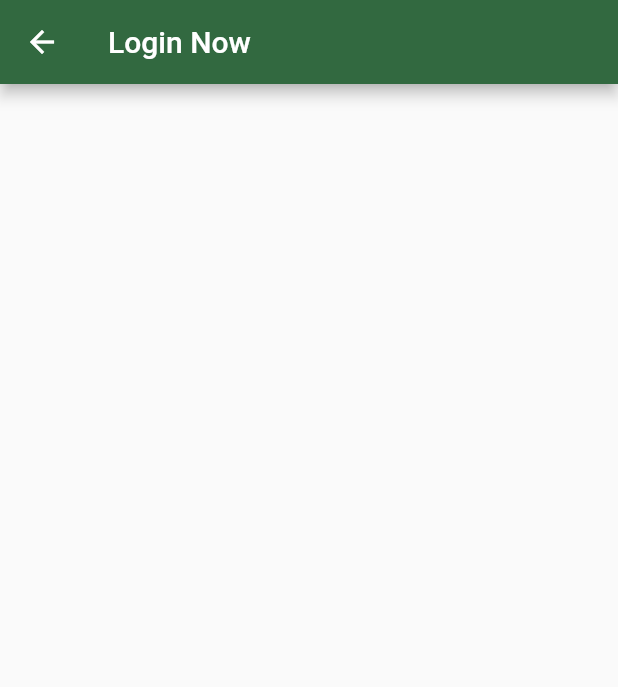
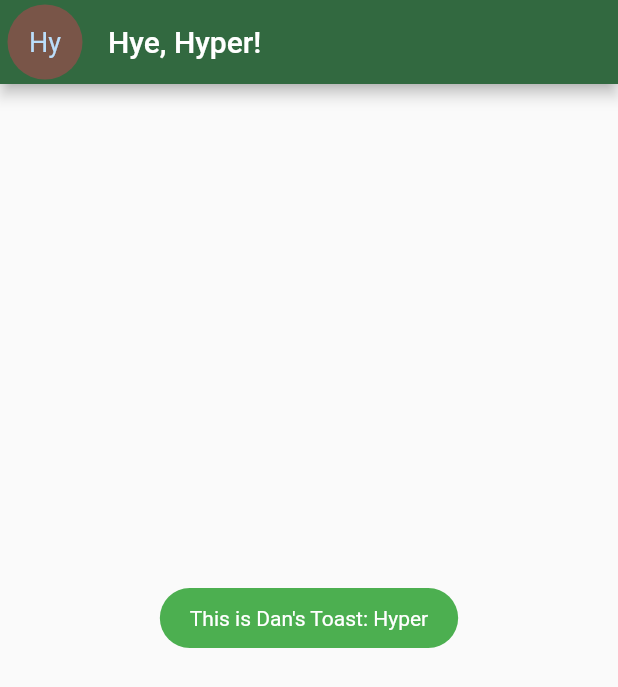
Before and after one commit to ohanz/splash_App, a Flutter app: the _LogInScreen screen opened directly, after a tap on "Save My Info", on a phone screen of 412 x 824 dp. Shown: the top 687 px of the screen. Run offline on Flutter 3.47's test engine with Material 2 defaults, Android fonts, the light colour scheme and no system bars; our stand-ins replace fluttertoast.

Commit message:
new functionalities and designs

```diff
--- /dev/null
+++ b/lib/danFun.dart
@@ -0,0 +1,14 @@
+
+import 'package:flutter/material.dart';
+import 'package:fluttertoast/fluttertoast.dart';
+
+void simpleToast(String yourMessage) {
+  Fluttertoast.showToast(
+      msg: yourMessage,
+      toastLength: Toast.LENGTH_SHORT,
+      gravity: ToastGravity.CENTER,
+      timeInSecForIosWeb: 1,
+      backgroundColor: Colors.green,
+      textColor: Colors.white
+  );
+}
--- a/lib/main.dart
+++ b/lib/main.dart
@@ -4,12 +4,14 @@ import 'package:flutter/foundation.dart';
 import 'package:flutter/material.dart';
 import 'package:fluttertoast/fluttertoast.dart';
 
+import 'danFun.dart' as dan_fun;
+
 void main() {
-  runApp(const MyApp());
+  runApp(const DanApp());
 }
 
-class MyApp extends StatelessWidget {
-  const MyApp({super.key});
+class DanApp extends StatelessWidget {
+  const DanApp({super.key});
 
   // This widget is the root of your application.
   @override
@@ -63,8 +65,10 @@ class MyHomePage extends StatefulWidget {
 
   final String title;
 
+
+
   @override
-  _MyHomePageState createState() => _MyHomePageState();
+  State<MyHomePage> createState() => _MyHomePageState();
 }
 class _MyHomePageState extends State<MyHomePage> {
 
@@ -128,9 +132,21 @@ class SecondScreen extends StatefulWidget {
 
 class _SecondScreenState extends State<SecondScreen>{
 
+  bool _confirm = false;
   bool show = true; //bool value to track show and hide for widget.
   String valAppBar = "Welcome!"; String valBody = "Hello there, Welcome to the Splash Verse!";
   Color color = Colors.pink; String iSave = 'Login';
+  String enterConfirm = "Enter Your Details";
+  String tapWord = 'Tap to Proceed';
+
+  bool isErrorOccurred = false;
+
+  @override
+  void initState() {
+    // TODO: implement initState
+    super.initState();
+    show = false;
+  }
 
   void _logIn(BuildContext cxt){
     Navigator.push(cxt, MaterialPageRoute(builder: (_) => const _LogInScreen()));
@@ -138,7 +154,8 @@ class _SecondScreenState extends State<SecondScreen>{
   void _someToast(){
     if (kDebugMode) print('clicks here');
     setState(() {
-      show = false;
+      _confirm = true;
+      show = true;
       color = Colors.green;
       valAppBar = "Sign Up";
       valBody = 'Hye there, Hyper! Sign Up Now to Proceed.';
@@ -147,8 +164,20 @@ class _SecondScreenState extends State<SecondScreen>{
 
   }
 
+  void sToast(String msg){
+    Fluttertoast.showToast(
+        msg: msg,
+        toastLength: Toast.LENGTH_SHORT,
+        gravity: ToastGravity.CENTER,
+        timeInSecForIosWeb: 1,
+        backgroundColor: Colors.green,
+        textColor: Colors.white
+    );
+  }
+
   @override
   Widget build(BuildContext context) {
+
     return Scaffold(
       appBar: AppBar(title:Text(valAppBar),
           leading: const Padding(padding: EdgeInsets.all(16.0), child: Icon(Icons.create_sharp)),
@@ -219,14 +248,32 @@ class _SecondScreenState extends State<SecondScreen>{
       //   ),
       // ),
       body: ListView(
-        padding: EdgeInsets.all(20),
+        padding: const EdgeInsets.all(20),
         children: <Widget>[
-          CircleAvatar(
-            maxRadius: 50,
+          Container(
+              margin: const EdgeInsets.fromLTRB(15.0, 10.0, 0.0, 50.0),
+              child: Text(valBody,
+                style: TextStyle(color: color, fontWeight: FontWeight.bold, fontSize: 22.0),)
+          ),
+           CircleAvatar(
+            // maxRadius: 50,
+            radius: 120,
             backgroundColor: Colors.black,
-            child: Icon(Icons.person, color: Colors.white, size: 50),
-          ),
-          Center(
+            child:
+            // Image(image: AssetImage('images/green-heart.png')),
+            // Image.asset('assets/images/green-heart.png',height: 50, width: 50),
+            // Icon(Icons.person, color: Colors.white, size: 50),
+             CircleAvatar(
+              onBackgroundImageError: (_, __) {
+              setState(() {
+                Fluttertoast.showToast(msg: 'error occurred');
+              });
+            },
+              radius: 110,
+              backgroundImage: const AssetImage('assets/images/red-heart.jpg'),
+            ),
+    ),
+          const Center(
             child: Text(
               'Sign Up Here',
               style: TextStyle(
@@ -234,14 +281,14 @@ class _SecondScreenState extends State<SecondScreen>{
               ),
             ),
           ),
-          Text(
-            "Lori ipSeum",
-            style: TextStyle(
+          show? Text(
+            enterConfirm,
+            style: const TextStyle(
               fontSize: 20,
             ),
-          ),
+          ):const Text(''),
         Container(
-          padding: EdgeInsets.all(15),
+          padding: const EdgeInsets.all(15),
           child: Column(
               children:[
 
@@ -250,24 +297,26 @@ class _SecondScreenState extends State<SecondScreen>{
                   color: Colors.lightBlue,
                 ):Container(), //if show == false, show empty container.
 
-                Divider(),
+                const Divider(),
 
       Center(
             // child:Text("Welcome!",textScaleFactor: 2,),
           child: Stack(
             // alignment: Alignment.center,
             children: <Widget>[
-              Container(
-                  margin: const EdgeInsets.fromLTRB(20.0, 15.0, 0.0, 10.0),
-                  child: Text(valBody,
-                    style: TextStyle(color: color, fontWeight: FontWeight.bold, fontSize: 22.0),)
-              ),
+
               Container(
                   alignment: Alignment.center,
                   // margin: const EdgeInsets.fromLTRB(0, 0.0, 0.0, 100.0),
                   child: ElevatedButton(
-                    onPressed: () => _someToast(),
-                      child: const Text('Tap to Proceed')),
+                    onPressed: () {
+                      if(!_confirm) {
+                        _someToast();
+                      } else {
+                        runConfirm();
+                      }
+                    },
+                      child: Text(tapWord)),
                   ),
             ],
           ),
@@ -281,6 +330,16 @@ class _SecondScreenState extends State<SecondScreen>{
     );
   }
 
+  void runConfirm() {
+    if (kDebugMode) {
+      print('test here');
+    }
+    setState(() {
+      tapWord = 'Sign Up Now';
+      // enterConfirm = 'Confirm your Details'; // to be used in confirmation
+    });
+  }
+
 }
 
 class _LogInScreen extends StatefulWidget {
@@ -291,15 +350,164 @@ class _LogInScreen extends StatefulWidget {
 }
 
 class _LoginScreenState extends State<_LogInScreen> {
+
+  String saveInfo = "Save My Info";
+  Color saveColor = Colors.white;
+  String username = "Hyper";
+
   @override
   Widget build(BuildContext context) {
     return Scaffold(
       appBar: AppBar(
         title: const Text('Login Now'),
-        actions: [TextButton(onPressed: (){}, child: Text("Save My Info"))], // non_const as we might change text 'saving..'
+        // leading: CircleAvatar(
+        //   backgroundColor: Colors.brown.shade800,
+        //   child: const Text('AH'),
+        // ),
+        // actions: [TextButton(onPressed: (){}, child: Text("Save My Info"))],
+        actions: <Widget>[
+          TextButton(onPressed: (){
+            setState(() {
+              saveInfo = "Saving..";
+              saveColor = Colors.white60;
+              Navigator.push(context, MaterialPageRoute(builder:
+                  (_) => HomeScreen(welcomeText: 'Hyper', urlLink: 'app.ihype.company/', userNym: username)));
+            });
+          }, style: TextButton.styleFrom(
+            foregroundColor: saveColor,
+            padding: const EdgeInsets.all(16.0),
+            textStyle: const TextStyle(fontSize: 18),
+    ),
+              child: Text(saveInfo,
+              // style:  const TextStyle(color: Colors.white10, fontSize: 18)
+              )
+          ),
+
+
+          // ClipRRect(
+          //   borderRadius: BorderRadius.circular(4),
+          //   child: Stack(
+          //     children: <Widget>[
+          //       CircleAvatar(
+          //         backgroundColor: Colors.brown.shade800,
+          //         child: const Text('AH'),
+          //       ),
+          //       // ),
+          //
+          //     ],
+          //   ),
+          //
+          //
+          // ),
+        ],// non_const as we might change text 'saving..'
       ),
     );
   }
+
+}
+
+class HomeScreen extends StatefulWidget{
+   const HomeScreen({super.key, required this.welcomeText, required this.urlLink, required this.userNym});
+
+  final String welcomeText, urlLink, userNym;
+
+
+
+  @override
+  State<StatefulWidget> createState() => _HomeStateWidget();
+
+
+}
+
+class _HomeStateWidget extends State<HomeScreen>{
+  late _SecondScreenState screenS;
+
+  String get userName => widget.userNym;
+  late String sub;
+
+  @override
+  void initState() {
+    // TODO: implement initState
+    super.initState();
+    screenS = _SecondScreenState();
+    screenS.sToast('Simple Toast From SecondTheme');
+
+    dan_fun.simpleToast("This is Dan's Toast: $userName");
+
+     sub = userName.substring(0, 2);
+     if (kDebugMode) {
+       print(sub);
+       print(userName.substring(2)); // prints off digits index (1)
+     }
+
+
+  }
+
+  @override
+  Widget build(BuildContext context) {
+    return Scaffold(
+      appBar: AppBar(
+        automaticallyImplyLeading: false,
+          // leadingWidth: 50,
+          leading:
+               // Padding(padding: const EdgeInsets.all(16.0),
+                  Row(
+                    children: [
+                      Container(
+                        margin: const EdgeInsets.fromLTRB(5.0, 0.0, 0.0, 0.0),
+                        height: 50, width: 50,
+                          child: CircleAvatar(
+                          // radius: 50,
+                          backgroundColor: Colors.brown,
+                          child:
+                          GestureDetector( onTap: () => {
+                            if (kDebugMode) print("Iprofile Tapped"),
+                            Navigator.push(context,
+                                MaterialPageRoute(builder: (_) =>
+                                 IProfileScreen(hyperTitle: widget.userNym, hyperName: "", age: "", country: ""),))
+                          },
+                          child: Text(sub, style: const TextStyle(fontSize: 18))
+                      )),
+                      )
+                    ],
+                  ),
+
+        title: Text("Hye, ${widget.welcomeText}!")
+      )
+    );
+  }
+
+}
+
+ class IProfileScreen extends StatefulWidget{
+
+  const IProfileScreen({super.key, required this.hyperTitle, required this.hyperName, required this.age, required this.country});
+
+  final String hyperTitle, hyperName, age, country;
+
+  @override
+  State<StatefulWidget> createState() => _IProfilePage();
+
+ }
+
+class _IProfilePage extends State<IProfileScreen> {
+
+  get hyperTitle => widget.hyperTitle;
+
+
+
+  @override
+  Widget build(BuildContext context) {
+    return Scaffold(
+      body: Center(
+        child: TextButton(
+          onPressed: () => dan_fun.simpleToast('Welcome to Iprofile, $hyperTitle'),
+          child: const Text("Tap For Welcome"),
+        ),
+      ),
+    );
+  }
+
 
 }
 
```
